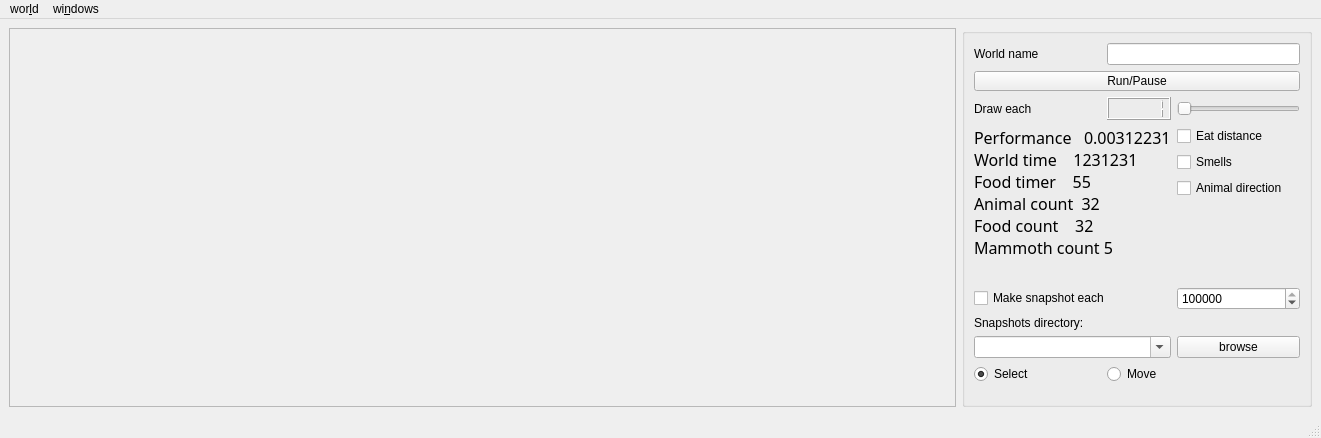
Before: the Qt Designer form animals/ui/main_window.ui in zshimanchik/animals, drawn with Qt 5.
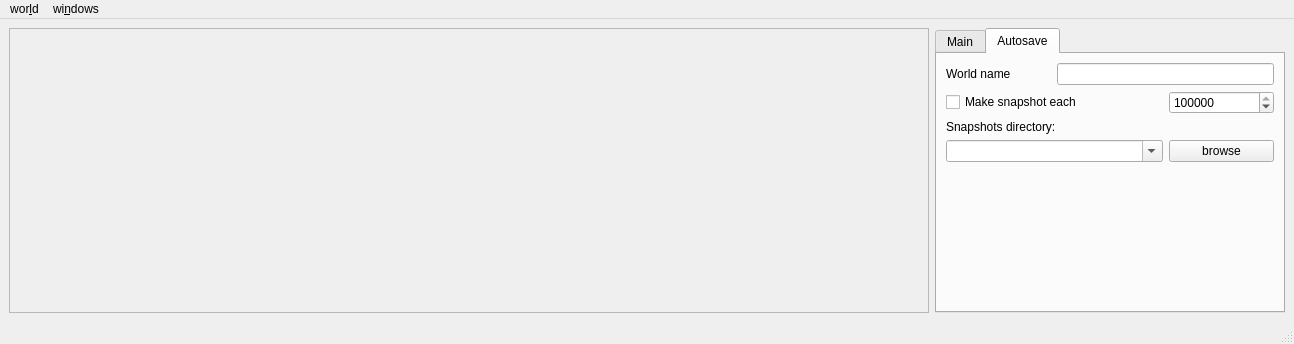
After: the same form once the commit is applied. The open tabs and pages were chosen to show the change.

Commit message: Used tab widget in main window to make it cleaner

Diff of the .ui file:
```diff
--- a/animals/ui/main_window.ui
+++ b/animals/ui/main_window.ui
@@ -6,8 +6,8 @@
    <rect>
     <x>0</x>
     <y>0</y>
-    <width>1321</width>
-    <height>438</height>
+    <width>1294</width>
+    <height>344</height>
    </rect>
   </property>
   <property name="windowTitle">
@@ -25,23 +25,35 @@
         <rect>
          <x>0</x>
          <y>0</y>
-         <width>929</width>
-         <height>363</height>
+         <width>902</width>
+         <height>269</height>
         </rect>
        </property>
        <layout class="QHBoxLayout" name="horizontalLayout">
+        <property name="leftMargin">
+         <number>0</number>
+        </property>
+        <property name="topMargin">
+         <number>0</number>
+        </property>
+        <property name="rightMargin">
+         <number>0</number>
+        </property>
+        <property name="bottomMargin">
+         <number>0</number>
+        </property>
         <item>
          <widget class="QWidget" name="draw_widget" native="true">
           <property name="minimumSize">
            <size>
-            <width>300</width>
-            <height>300</height>
+            <width>900</width>
+            <height>200</height>
            </size>
           </property>
           <property name="maximumSize">
            <size>
-            <width>300</width>
-            <height>300</height>
+            <width>900</width>
+            <height>200</height>
            </size>
           </property>
          </widget>
@@ -50,8 +62,8 @@
       </widget>
      </widget>
     </item>
-    <item alignment="Qt::AlignRight">
-     <widget class="QGroupBox" name="groupBox">
+    <item>
+     <widget class="QTabWidget" name="tabWidget">
       <property name="minimumSize">
        <size>
         <width>350</width>
@@ -64,24 +76,18 @@
         <height>16777215</height>
        </size>
       </property>
-      <layout class="QGridLayout" name="gridLayout">
-       <item row="8" column="4">
-        <widget class="QSpinBox" name="make_snapshots_spinbox">
-         <property name="minimum">
-          <number>1</number>
-         </property>
-         <property name="maximum">
-          <number>10000000</number>
-         </property>
-         <property name="singleStep">
-          <number>1000</number>
-         </property>
-         <property name="value">
-          <number>100000</number>
-         </property>
-        </widget>
-       </item>
-       <item row="1" column="1" colspan="4">
+      <property name="tabPosition">
+       <enum>QTabWidget::North</enum>
+      </property>
+      <property name="currentIndex">
+       <number>0</number>
+      </property>
+      <widget class="QWidget" name="tab">
+       <attribute name="title">
+        <string>Main</string>
+       </attribute>
+       <layout class="QGridLayout" name="gridLayout_3">
+        <item row="2" column="0" colspan="3">
         <widget class="QPushButton" name="timer_button">
          <property name="minimumSize">
           <size>
@@ -100,30 +106,7 @@
          </property>
         </widget>
        </item>
-       <item row="2" column="4">
-        <widget class="QSlider" name="draw_each_times_slider">
-         <property name="minimum">
-          <number>1</number>
-         </property>
-         <property name="maximum">
-          <number>200</number>
-         </property>
-         <property name="value">
-          <number>1</number>
-         </property>
-         <property name="orientation">
-          <enum>Qt::Horizontal</enum>
-         </property>
-        </widget>
-       </item>
-       <item row="3" column="4">
-        <widget class="QCheckBox" name="eat_distance_checkbox">
-         <property name="text">
-          <string>Eat distance</string>
-         </property>
-        </widget>
-       </item>
-       <item row="12" column="3">
+        <item row="12" column="0" colspan="3">
         <spacer name="verticalSpacer">
          <property name="orientation">
           <enum>Qt::Vertical</enum>
@@ -131,114 +114,174 @@
          <property name="sizeHint" stdset="0">
           <size>
            <width>20</width>
-           <height>40</height>
+            <height>10</height>
           </size>
          </property>
         </spacer>
        </item>
-       <item row="2" column="3">
+        <item row="3" column="1">
         <widget class="QLCDNumber" name="draw_each_times_lcd">
          <property name="intValue" stdset="0">
           <number>1</number>
          </property>
         </widget>
        </item>
-       <item row="10" column="4">
-        <widget class="QPushButton" name="browse_snapshot_directory_button">
+        <item row="4" column="0" rowspan="6" colspan="2">
+         <widget class="QLabel" name="info_label">
+          <property name="font">
+           <font>
+            <family>Ubuntu Mono</family>
+            <pointsize>12</pointsize>
+           </font>
+          </property>
          <property name="text">
-          <string>browse</string>
+           <string notr="true">Performance   0.00312231
+World time    1231231
+Food timer    55
+Animal count  32
+Food count    32
+Mammoth count 5
+</string>
          </property>
         </widget>
        </item>
-       <item row="5" column="4">
-        <widget class="QCheckBox" name="animal_direction_checkbox">
+        <item row="10" column="0">
+         <widget class="QRadioButton" name="select_radiobutton">
          <property name="text">
-          <string>Animal direction</string>
-         </property>
-        </widget>
-       </item>
-       <item row="4" column="4">
+           <string>Select</string>
+          </property>
+          <property name="checked">
+           <bool>true</bool>
+          </property>
+         </widget>
+        </item>
+        <item row="5" column="2">
         <widget class="QCheckBox" name="smells_checkbox">
          <property name="text">
           <string>Smells</string>
          </property>
         </widget>
        </item>
-       <item row="2" column="1">
+        <item row="3" column="0">
         <widget class="QLabel" name="draw_each_times_label">
          <property name="text">
           <string>Draw each</string>
          </property>
         </widget>
        </item>
-       <item row="0" column="3" colspan="2">
-        <widget class="QLineEdit" name="world_name_lineedit"/>
-       </item>
-       <item row="11" column="1">
-        <widget class="QRadioButton" name="select_radiobutton">
+        <item row="3" column="2">
+         <widget class="QSlider" name="draw_each_times_slider">
+          <property name="minimum">
+           <number>1</number>
+          </property>
+          <property name="maximum">
+           <number>200</number>
+          </property>
+          <property name="value">
+           <number>1</number>
+          </property>
+          <property name="orientation">
+           <enum>Qt::Horizontal</enum>
+          </property>
+         </widget>
+        </item>
+        <item row="4" column="2">
+         <widget class="QCheckBox" name="eat_distance_checkbox">
          <property name="text">
-          <string>Select</string>
-         </property>
-         <property name="checked">
-          <bool>true</bool>
+           <string>Eat distance</string>
+          </property>
+         </widget>
+        </item>
+        <item row="6" column="2">
+         <widget class="QCheckBox" name="animal_direction_checkbox">
+          <property name="text">
+           <string>Animal direction</string>
          </property>
         </widget>
        </item>
-       <item row="11" column="3">
+        <item row="10" column="1">
         <widget class="QRadioButton" name="move_radiobutton">
          <property name="text">
           <string>Move</string>
          </property>
         </widget>
        </item>
-       <item row="8" column="1" colspan="3">
-        <widget class="QCheckBox" name="make_snapshots_checkbox">
-         <property name="text">
-          <string>Make snapshot each</string>
-         </property>
-        </widget>
-       </item>
-       <item row="9" column="1" colspan="4">
-        <widget class="QLabel" name="snapshot_directory_label">
-         <property name="text">
-          <string>Snapshots directory:</string>
-         </property>
-        </widget>
-       </item>
-       <item row="0" column="1" colspan="2">
+       </layout>
+      </widget>
+      <widget class="QWidget" name="tab_2">
+       <attribute name="title">
+        <string>Autosave</string>
+       </attribute>
+       <layout class="QGridLayout" name="gridLayout_4">
+        <item row="0" column="0">
         <widget class="QLabel" name="world_name_lbl">
          <property name="text">
           <string>World name</string>
          </property>
         </widget>
        </item>
-       <item row="3" column="1" rowspan="4" colspan="3">
-        <widget class="QLabel" name="info_label">
-         <property name="font">
-          <font>
-           <family>Ubuntu Mono</family>
-           <pointsize>12</pointsize>
-          </font>
-         </property>
-         <property name="text">
-          <string>Performance   0.00312231
-World time    1231231   
-Food timer    55        
-Animal count  32        
-Food count    32        
-Mammoth count 5         
-</string>
-         </property>
-        </widget>
-       </item>
-       <item row="10" column="1" colspan="3">
+        <item row="3" column="0" colspan="2">
         <widget class="QComboBox" name="snapshot_directory_combobox">
          <property name="editable">
           <bool>true</bool>
          </property>
         </widget>
        </item>
-      </layout>
+        <item row="1" column="2">
+         <widget class="QSpinBox" name="make_snapshots_spinbox">
+          <property name="minimum">
+           <number>1</number>
+          </property>
+          <property name="maximum">
+           <number>10000000</number>
+          </property>
+          <property name="singleStep">
+           <number>1000</number>
+          </property>
+          <property name="value">
+           <number>100000</number>
+          </property>
+         </widget>
+        </item>
+        <item row="4" column="0" colspan="3">
+         <spacer name="verticalSpacer_2">
+          <property name="orientation">
+           <enum>Qt::Vertical</enum>
+          </property>
+          <property name="sizeHint" stdset="0">
+           <size>
+            <width>20</width>
+            <height>40</height>
+           </size>
+          </property>
+         </spacer>
+        </item>
+        <item row="2" column="0" colspan="2">
+         <widget class="QLabel" name="snapshot_directory_label">
+          <property name="text">
+           <string>Snapshots directory:</string>
+          </property>
+         </widget>
+        </item>
+        <item row="3" column="2">
+         <widget class="QPushButton" name="browse_snapshot_directory_button">
+          <property name="text">
+           <string>browse</string>
+          </property>
+         </widget>
+        </item>
+        <item row="1" column="0" colspan="2">
+         <widget class="QCheckBox" name="make_snapshots_checkbox">
+          <property name="text">
+           <string>Make snapshot each</string>
+          </property>
+         </widget>
+        </item>
+        <item row="0" column="1" colspan="2">
+         <widget class="QLineEdit" name="world_name_lineedit"/>
+        </item>
+       </layout>
+      </widget>
      </widget>
     </item>
    </layout>
@@ -248,7 +291,7 @@
     <rect>
      <x>0</x>
      <y>0</y>
-     <width>1321</width>
+     <width>1294</width>
      <height>22</height>
     </rect>
    </property>
```
Lines whose indentation alone changed are shown as unchanged. The commit also changes 2 other files.
